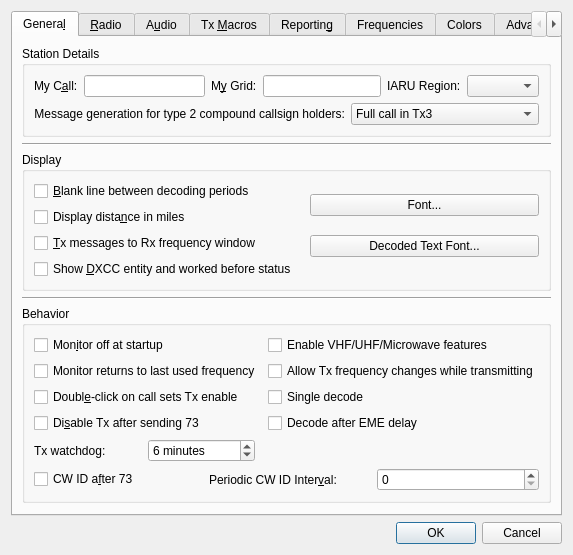
First picture: the form in Configuration.ui, repository saitohirga/WSJT-X, before the edit.
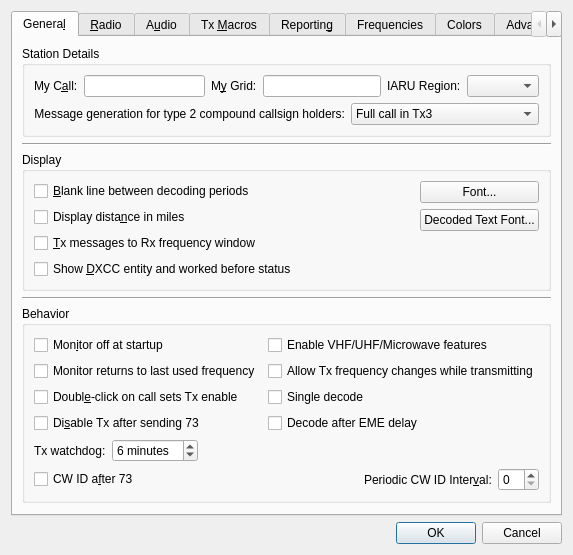
Second picture: the form after the edit.

```diff
--- a/Configuration.ui
+++ b/Configuration.ui
@@ -6,7 +6,7 @@
    <rect>
     <x>0</x>
     <y>0</y>
-    <width>521</width>
+    <width>536</width>
     <height>507</height>
    </rect>
   </property>
@@ -188,6 +188,12 @@
             <property name="orientation">
              <enum>Qt::Horizontal</enum>
             </property>
+            <property name="sizeHint" stdset="0">
+             <size>
+              <width>0</width>
+              <height>0</height>
+             </size>
+            </property>
            </spacer>
           </item>
           <item row="1" column="0">
@@ -237,6 +243,12 @@
               <property name="orientation">
                <enum>Qt::Vertical</enum>
               </property>
+              <property name="sizeHint" stdset="0">
+               <size>
+                <width>0</width>
+                <height>0</height>
+               </size>
+              </property>
              </spacer>
             </item>
            </layout>
@@ -301,6 +313,12 @@
               <property name="orientation">
                <enum>Qt::Horizontal</enum>
               </property>
+              <property name="sizeHint" stdset="0">
+               <size>
+                <width>0</width>
+                <height>0</height>
+               </size>
+              </property>
              </spacer>
             </item>
             <item>
@@ -390,6 +408,12 @@
               <property name="orientation">
                <enum>Qt::Horizontal</enum>
               </property>
+              <property name="sizeHint" stdset="0">
+               <size>
+                <width>0</width>
+                <height>0</height>
+               </size>
+              </property>
              </spacer>
             </item>
            </layout>
```
Left out of the diff: 24 changed lines with no effect on the pictures.
